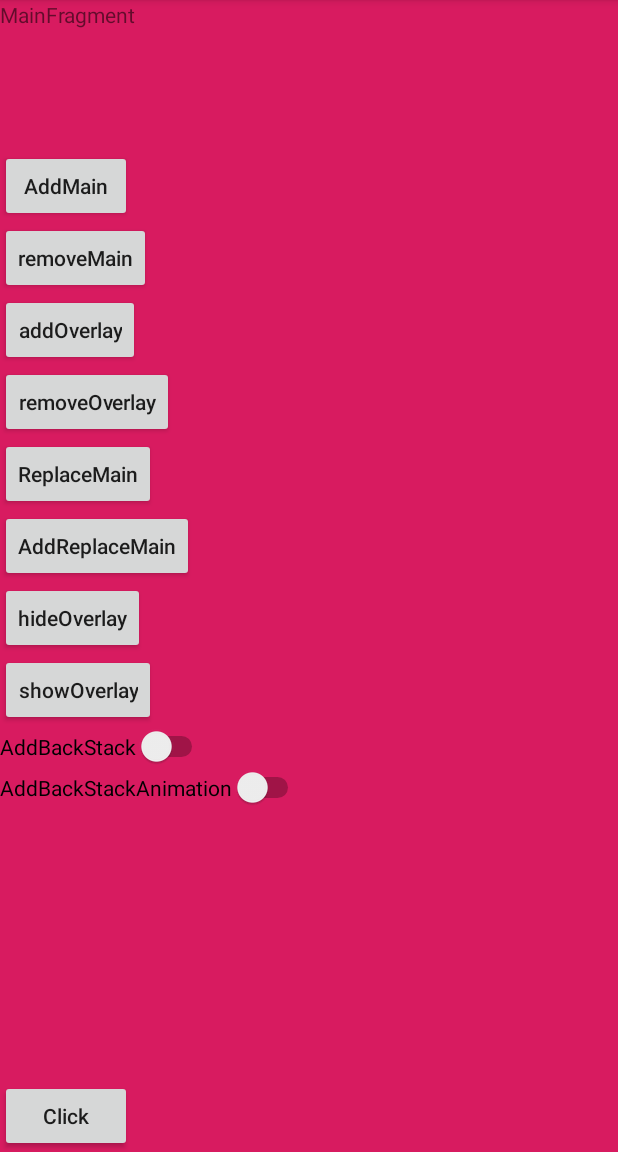
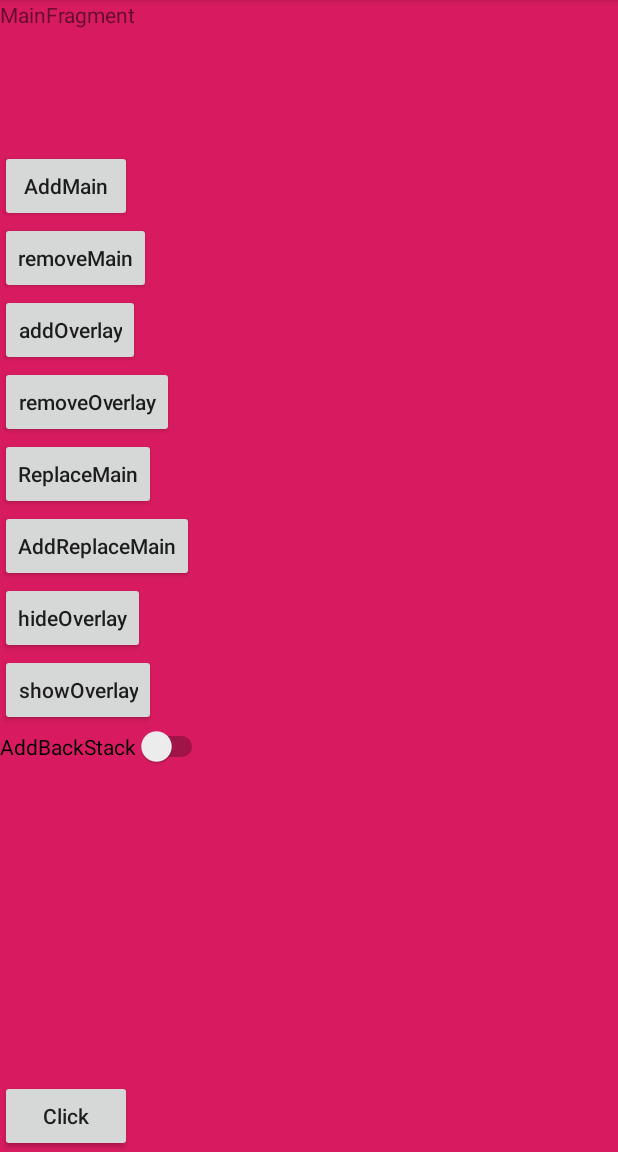
Before and after one commit to AlbertSnow/LifeCycle, an Android app: the screen it shows after launch (MainActivity), after a tap on "AddMain", on a phone screen of 412 x 824 dp, the part 84-1236 px from its top. Run offline under Robolectric (Android 15) with nearby library versions, the phone set to English and light mode, and no system bars.

```diff
--- a/app/src/main/java/com/sogou/babel/testfragment/MainActivity.kt
+++ b/app/src/main/java/com/sogou/babel/testfragment/MainActivity.kt
@@ -53,7 +53,10 @@ class MainActivity : AppCompatActivity(), OverlayFragment.OnFragmentInteractionL
 
     fun addMain(view: View) {
         val transaction = supportFragmentManager.beginTransaction()
-        setAnimation(transaction)
+        transaction.setCustomAnimations(
+            R.anim.activity_in_from_right,
+            R.anim.activity_out_to_right
+        )
         transaction.add(R.id.main_container_layout, mainFragment)
         if (isAddBack) {
             transaction.addToBackStack(null)
@@ -81,7 +84,11 @@ class MainActivity : AppCompatActivity(), OverlayFragment.OnFragmentInteractionL
 
     fun removeMain(view: View) {
         val transaction = supportFragmentManager.beginTransaction()
-        setAnimation(transaction)
+        transaction.setCustomAnimations(
+            R.anim.activity_in_from_right,
+            R.anim.activity_out_to_bottom
+        )
+
         transaction.remove(mainFragment)
 
         if (isAddBack) {
--- a/app/src/main/res/layout/activity_main.xml
+++ b/app/src/main/res/layout/activity_main.xml
@@ -130,6 +130,7 @@
         android:id="@+id/switch_add_back_animation"
         android:layout_width="wrap_content"
         android:layout_height="wrap_content"
+        android:visibility="gone"
         android:text="AddBackStackAnimation"
         app:layout_constraintLeft_toLeftOf="parent"
         app:layout_constraintTop_toBottomOf="@id/switch_add_back"
```
